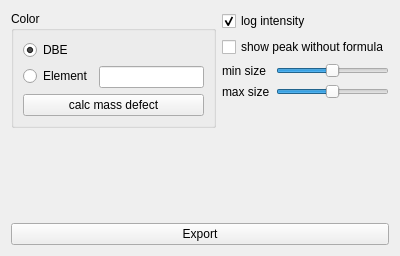
l460289052/Orbitool, file Orbitool/UI/MassDefect.ui: the form before one commit.
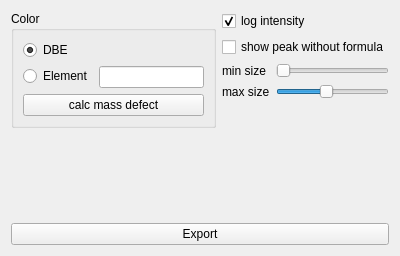
The form after the commit.

Commit message: mass defect adjust

```diff
--- a/Orbitool/UI/MassDefect.ui
+++ b/Orbitool/UI/MassDefect.ui
@@ -124,13 +124,13 @@
          <item row="0" column="1">
           <widget class="QSlider" name="minSizeHorizontalSlider">
            <property name="minimum">
-            <number>-50</number>
+            <number>-10</number>
            </property>
            <property name="maximum">
-            <number>50</number>
+            <number>70</number>
            </property>
            <property name="value">
-            <number>0</number>
+            <number>-10</number>
            </property>
            <property name="orientation">
             <enum>Qt::Horizontal</enum>
@@ -147,13 +147,16 @@
          <item row="1" column="1">
           <widget class="QSlider" name="maxSizeHorizontalSlider">
            <property name="minimum">
-            <number>-50</number>
+            <number>-10</number>
            </property>
            <property name="maximum">
-            <number>50</number>
+            <number>70</number>
+           </property>
+           <property name="pageStep">
+            <number>5</number>
            </property>
            <property name="value">
-            <number>0</number>
+            <number>25</number>
            </property>
            <property name="orientation">
             <enum>Qt::Horizontal</enum>
```
The commit also changes 2 other files.
